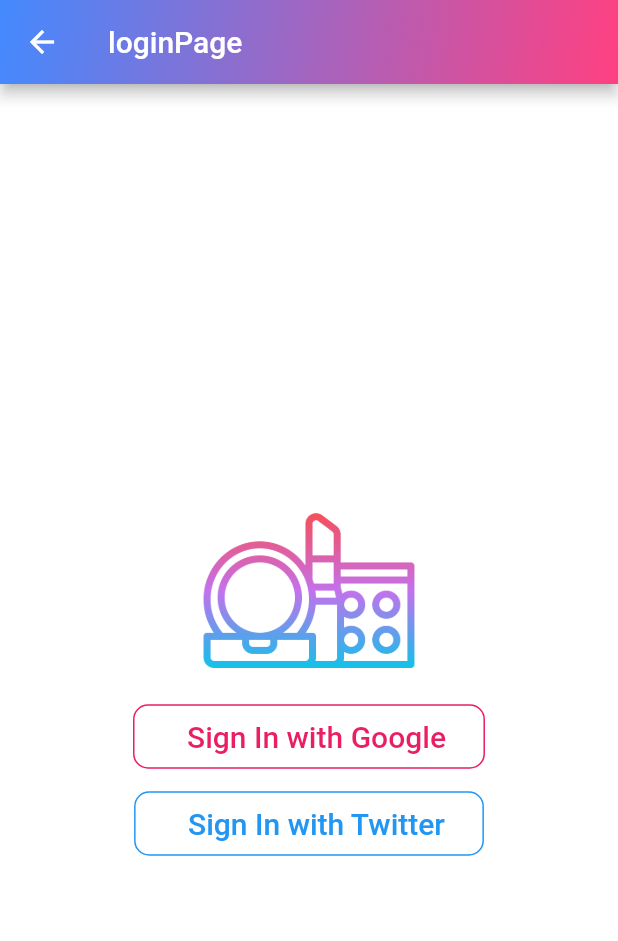
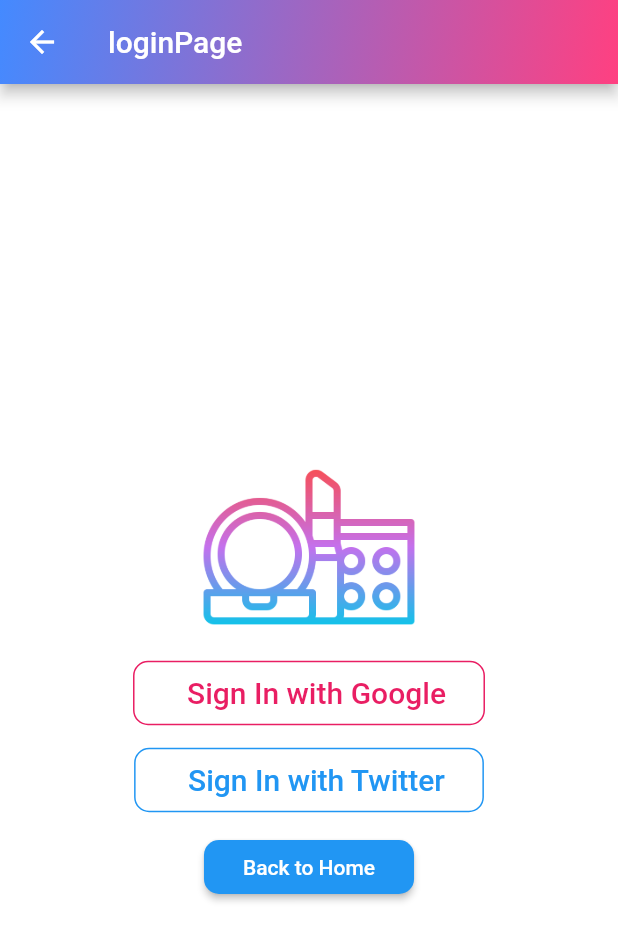
Before and after one commit to harunonsystem/makeuplist, a Flutter app: the LoginPage screen opened by its route, on a phone screen of 412 x 824 dp. Shown: the top 941 px of the screen. Run offline on Flutter 3.47's test engine with Material 2 defaults, Android fonts, the light colour scheme and no system bars; our stand-ins replace cloud_firestore, firebase_auth, google_sign_in, image_picker, splashscreen; accounts and stored records are empty.

Commit message:
git commti -m "feat: "Back to Home" button

```diff
--- a/lib/login_page.dart
+++ b/lib/login_page.dart
@@ -1,6 +1,7 @@
 import 'package:flutter/material.dart';
 import 'package:makeup/profile.dart';
 import 'auth.dart';
+import 'home_page.dart';
 class LoginPage extends StatefulWidget {
   @override
   _LoginPageState createState() => _LoginPageState();
@@ -40,6 +41,24 @@
                 height: 10.0,
               ),
               twitterSignInButton(),
+                              SizedBox(height: 10.0,),
+                RaisedButton(
+                        onPressed: () {
+                          Navigator.of(context).push(MaterialPageRoute(
+                              builder: (context) => HomePage()));
+                        },
+                        color: Colors.blue,
+                        child: Padding(
+                          padding: const EdgeInsets.all(10.0),
+                          child: Text(
+                            'Back to Home',
+                            style: TextStyle(color: Colors.white),
+                          ),
+                        ),
+                        shape: RoundedRectangleBorder(
+                            borderRadius: BorderRadius.circular(10.0)),
+                      ),
+
             ],
           ),
         ),
```
